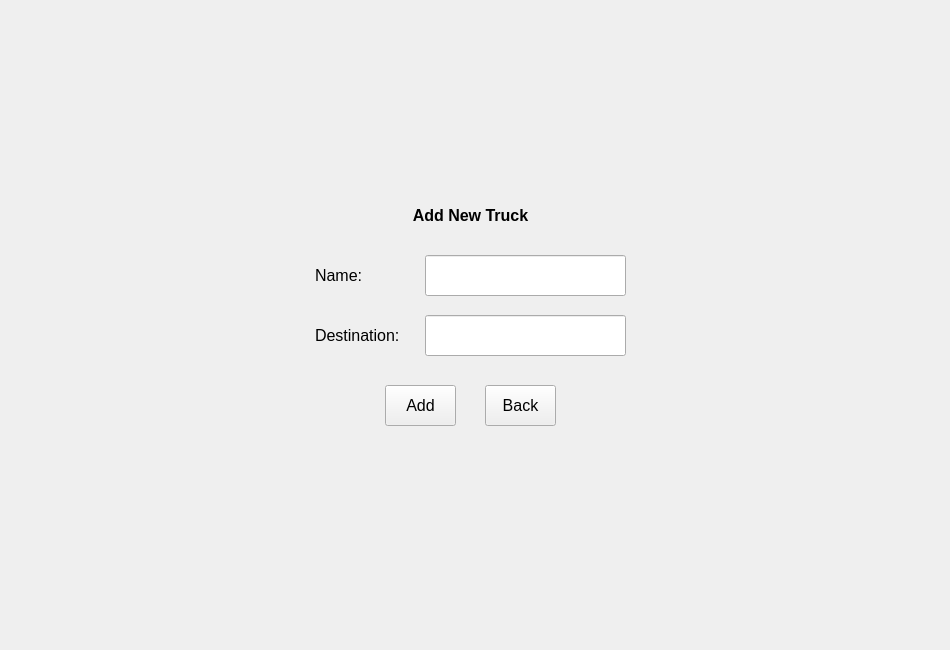
The window that mainwindow.ui (mrbengtsson/WarehouseManager) describes before a commit, drawn with Qt 5.
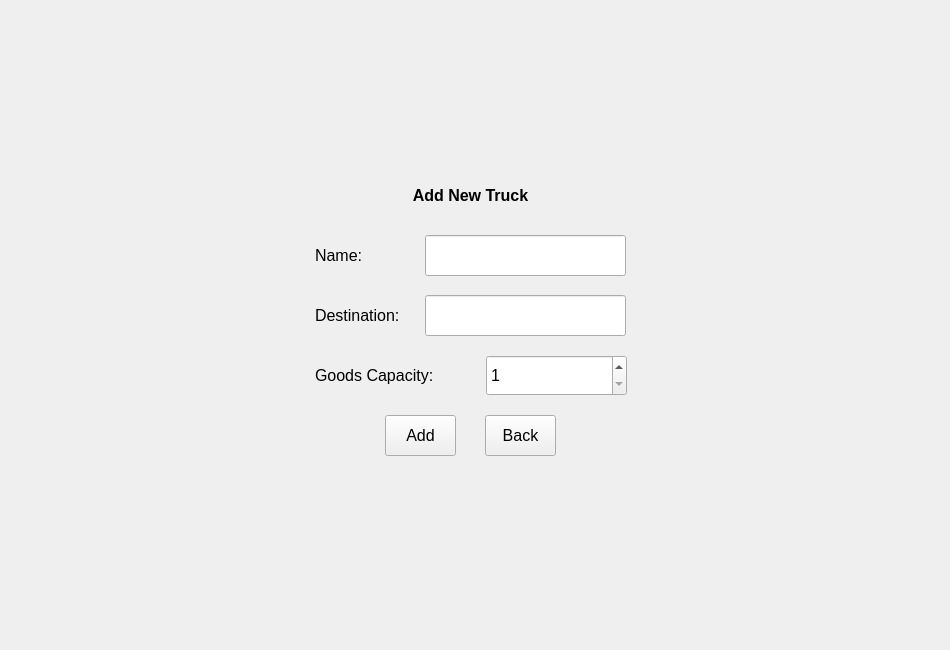
The same window after the commit. The open tabs and pages were chosen to show the change.

Patch:
```diff
--- a/mainwindow.ui
+++ b/mainwindow.ui
@@ -997,7 +997,7 @@
       <property name="geometry">
        <rect>
         <x>420</x>
-        <y>250</y>
+        <y>230</y>
         <width>201</width>
         <height>41</height>
        </rect>
@@ -1007,7 +1007,7 @@
       <property name="geometry">
        <rect>
         <x>380</x>
-        <y>380</y>
+        <y>410</y>
         <width>71</width>
         <height>41</height>
        </rect>
@@ -1020,7 +1020,7 @@
       <property name="geometry">
        <rect>
         <x>310</x>
-        <y>250</y>
+        <y>230</y>
         <width>91</width>
         <height>41</height>
        </rect>
@@ -1036,7 +1036,7 @@
       <property name="geometry">
        <rect>
         <x>310</x>
-        <y>310</y>
+        <y>290</y>
         <width>91</width>
         <height>41</height>
        </rect>
@@ -1052,7 +1052,7 @@
       <property name="geometry">
        <rect>
         <x>420</x>
-        <y>310</y>
+        <y>290</y>
         <width>201</width>
         <height>41</height>
        </rect>
@@ -1062,7 +1062,7 @@
       <property name="geometry">
        <rect>
         <x>480</x>
-        <y>380</y>
+        <y>410</y>
         <width>71</width>
         <height>41</height>
        </rect>
@@ -1078,7 +1078,7 @@
       <property name="geometry">
        <rect>
         <x>40</x>
-        <y>190</y>
+        <y>170</y>
         <width>851</width>
         <height>40</height>
        </rect>
@@ -1097,6 +1097,41 @@
        <set>Qt::AlignCenter</set>
       </property>
      </widget>
+     <widget class="QSpinBox" name="spinBoxTruckGoodsCap">
+      <property name="geometry">
+       <rect>
+        <x>481</x>
+        <y>350</y>
+        <width>141</width>
+        <height>41</height>
+       </rect>
+      </property>
+      <property name="minimum">
+       <number>1</number>
+      </property>
+      <property name="maximum">
+       <number>100</number>
+      </property>
+      <property name="value">
+       <number>1</number>
+      </property>
+     </widget>
+     <widget class="QLabel" name="label_18">
+      <property name="geometry">
+       <rect>
+        <x>310</x>
+        <y>350</y>
+        <width>121</width>
+        <height>41</height>
+       </rect>
+      </property>
+      <property name="text">
+       <string>Goods Capacity:</string>
+      </property>
+      <property name="alignment">
+       <set>Qt::AlignLeading|Qt::AlignLeft|Qt::AlignVCenter</set>
+      </property>
+     </widget>
     </widget>
     <widget class="QWidget" name="page_5">
      <widget class="QListWidget" name="listWidgetMoveTruckGoods">
```
